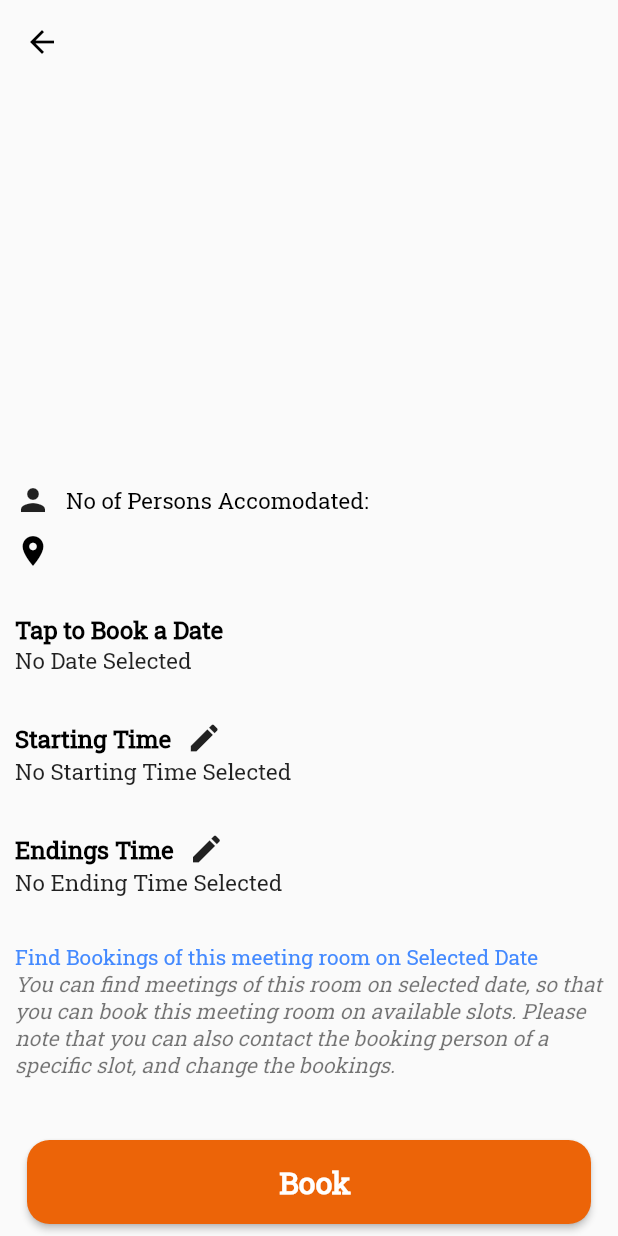
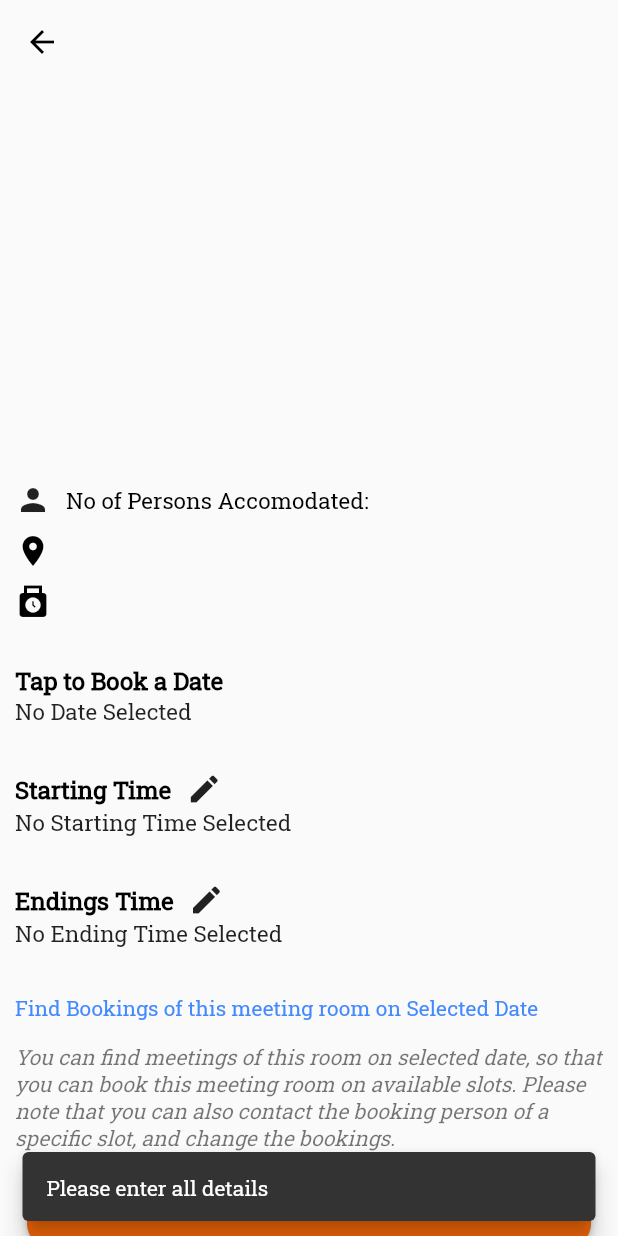
Before and after one commit to Sarthak-ONS/orely-booking-app, a Flutter app: the RoomDescriptionScreen screen opened directly with empty values, after a tap on "Book", on a phone screen of 412 x 824 dp. Run offline on Flutter 3.47's test engine with Material 2 defaults, Android fonts, the phone set to English and light mode, and no system bars; our stand-ins replace cloud_firestore, firebase_auth, firebase_core, google_sign_in; accounts and stored records are empty.

Commit message:
Added timings Feature

```diff
--- a/lib/Screens/room_description_screen.dart
+++ b/lib/Screens/room_description_screen.dart
@@ -2,6 +2,7 @@ import 'package:cloud_firestore/cloud_firestore.dart';
 import 'package:flutter/material.dart';
 import 'package:intl/intl.dart';
 
+import '../Services/firesbase_firestore_api.dart';
 import '../appp_colors.dart';
 
 class RoomDescriptionScreen extends StatefulWidget {
@@ -19,6 +20,12 @@ class _RoomDescriptionScreenState extends State<RoomDescriptionScreen> {
   TimeOfDay? startingTime;
 
   TimeOfDay? endingTime;
+
+  @override
+  void initState() {
+    print(widget.roomId);
+    super.initState();
+  }
 
   @override
   Widget build(BuildContext context) {
@@ -57,6 +64,7 @@ class _RoomDescriptionScreenState extends State<RoomDescriptionScreen> {
           ),
           body: Container(
             padding: const EdgeInsets.symmetric(horizontal: 10.0),
+            child: SingleChildScrollView(
               child: Column(
                 crossAxisAlignment: CrossAxisAlignment.stretch,
                 mainAxisAlignment: MainAxisAlignment.spaceBetween,
@@ -119,6 +127,28 @@ class _RoomDescriptionScreenState extends State<RoomDescriptionScreen> {
                               fontSize: 15,
                             ),
                           )
+                        ],
+                      ),
+                      const SizedBox(
+                        height: 10,
+                      ),
+                      Row(
+                        children: [
+                          const Icon(
+                            Icons.punch_clock,
+                            color: Colors.black,
+                          ),
+                          const SizedBox(
+                            width: 10.0,
+                          ),
+                          Text(
+                            snapshot.data!.get("timings") ?? "Defaultter",
+                            style: const TextStyle(
+                              color: Colors.black,
+                              fontWeight: FontWeight.w300,
+                              fontSize: 15,
+                            ),
+                          ),
                         ],
                       ),
                       const SizedBox(
@@ -251,6 +281,9 @@ class _RoomDescriptionScreenState extends State<RoomDescriptionScreen> {
                           ),
                         ),
                       ),
+                      const SizedBox(
+                        height: 15,
+                      ),
                       const Text(
                         'You can find meetings of this room on selected date, so that you can book this meeting room on available slots. Please note that you can also contact the booking person of a specific slot, and change the bookings.',
                         style: TextStyle(
@@ -273,26 +306,78 @@ class _RoomDescriptionScreenState extends State<RoomDescriptionScreen> {
                         padding: const EdgeInsets.symmetric(vertical: 15),
                       ),
                       onPressed: () async {
-                      await FirebaseFirestore.instance
-                          .collection('bookings')
-                          .add({
-                        "user": "loggedInuser",
-                        "meetingRoomId": widget.roomId,
-                        "startTimeStamp": Timestamp.fromDate(
-                          selectedDateTime!.add(
-                            Duration(
-                              minutes: startingTime!.minute,
-                              hours: startingTime!.hour,
+                        if (selectedDateTime == null ||
+                            startingTime == null ||
+                            endingTime == null) {
+                          ScaffoldMessenger.of(context).showSnackBar(
+                            const SnackBar(
+                              behavior: SnackBarBehavior.floating,
+                              duration: Duration(seconds: 1),
+                              content: Text(
+                                'Please enter all details',
                               ),
                             ),
+                          );
+                          return;
+                        }
+                        final formattedDate = selectedDateTime!.day.toString() +
+                            selectedDateTime!.month.toString() +
+                            selectedDateTime!.year.toString();
+                        final formattedStartTime = startingTime
+                            .toString()
+                            .substring(9)
+                            .replaceAll("(", "")
+                            .replaceAll(")", "")
+                            .replaceAll(":", "");
+
+                        final formattedEndTime = endingTime
+                            .toString()
+                            .substring(9)
+                            .replaceAll("(", "")
+                            .replaceAll(")", "")
+                            .replaceAll(":", "");
+
+                        if (selectedDateTime == null ||
+                            startingTime == null ||
+                            endingTime == null) return;
+
+                        if (int.parse(formattedStartTime) >
+                            int.parse(formattedEndTime)) {
+                          print("Sahi time daal do bhai");
+                          ScaffoldMessenger.of(context).showSnackBar(
+                            const SnackBar(
+                              behavior: SnackBarBehavior.floating,
+                              content: Text(
+                                'Please input a valid time interval',
                               ),
-                        "endTimeStamp": Timestamp.fromDate(
-                          selectedDateTime!.add(Duration(
-                            minutes: endingTime!.minute,
-                            hours: endingTime!.hour,
-                          )),
-                        )
-                      });
+                            ),
+                          );
+                          return;
+                        }
+
+                        // TODO: if differnet meetings have diff timings code is left for it.
+
+                        if (int.parse(formattedStartTime) < 800 ||
+                            int.parse(formattedStartTime) > 2000 ||
+                            int.parse(formattedEndTime) > 2000 ||
+                            int.parse(formattedEndTime) < 800) {
+                          ScaffoldMessenger.of(context).showSnackBar(
+                            SnackBar(
+                              behavior: SnackBarBehavior.floating,
+                              content: Text(
+                                'Please enter timings between ${snapshot.data!.get("timings")}',
+                              ),
+                            ),
+                          );
+                          return;
+                        }
+
+                        FirebaseFirestoreApi().checkAValidBooking(
+                          meetingRoomId: widget.roomId!,
+                          formattedDate: formattedDate,
+                          startTime: formattedStartTime,
+                          endTime: formattedEndTime,
+                        );
                       },
                       label: const Text(
                         'Book',
@@ -307,6 +392,7 @@ class _RoomDescriptionScreenState extends State<RoomDescriptionScreen> {
                 ],
               ),
             ),
+          ),
         );
       }),
     );
```
Also changed, not shown: lib/Services/firesbase_firestore_api.dart (added, +66 -0 lines). Lines whose indentation alone changed are shown as unchanged.
